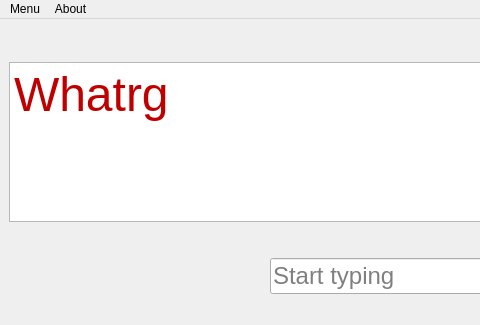
Before: the Qt Designer form fast-typing/win.ui in Ichigo002/fast-typing-qt, drawn with Qt 5; both pictures show x 0 to 480 and y 0 to 325 of the 800 by 325 pixel window.
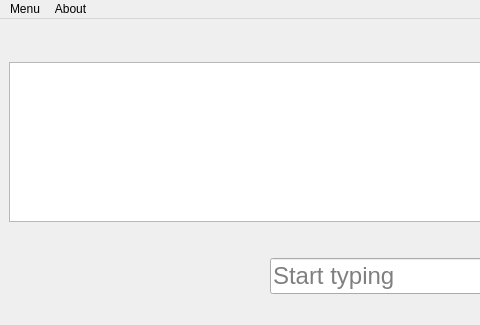
After: the same form once the commit is applied.

Commit message: make end_game window

Patch:
```diff
--- a/fast-typing/win.ui
+++ b/fast-typing/win.ui
@@ -97,7 +97,7 @@
 &lt;html&gt;&lt;head&gt;&lt;meta name=&quot;qrichtext&quot; content=&quot;1&quot; /&gt;&lt;style type=&quot;text/css&quot;&gt;
 p, li { white-space: pre-wrap; }
 &lt;/style&gt;&lt;/head&gt;&lt;body style=&quot; font-family:'Ubuntu'; font-size:11pt; font-weight:400; font-style:normal;&quot;&gt;
-&lt;p style=&quot; margin-top:0px; margin-bottom:0px; margin-left:0px; margin-right:0px; -qt-block-indent:0; text-indent:0px;&quot;&gt;&lt;span style=&quot; font-size:36pt; color:#c00000;&quot;&gt;Whatrg&lt;/span&gt;&lt;/p&gt;&lt;/body&gt;&lt;/html&gt;</string>
+&lt;p style=&quot;-qt-paragraph-type:empty; margin-top:0px; margin-bottom:0px; margin-left:0px; margin-right:0px; -qt-block-indent:0; text-indent:0px;&quot;&gt;&lt;br /&gt;&lt;/p&gt;&lt;/body&gt;&lt;/html&gt;</string>
       </property>
      </widget>
     </item>
```
The commit also changes 6 other files.
